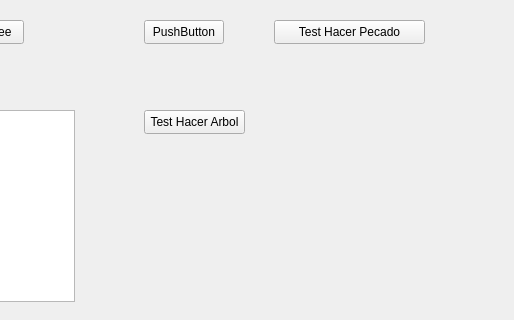
Above: BienVsMal/mainwindow.ui from arty4325/IC2001-BienVsMal before the change; both pictures show x 286 to 800 and y 0 to 320 of the 800 by 600 pixel window. Below: the same form after it.
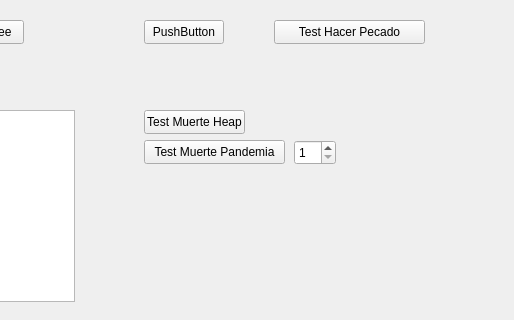
That is the form after the change.

Commit message: Muerte Pandemia

The edit to the form file:
```diff
--- a/BienVsMal/mainwindow.ui
+++ b/BienVsMal/mainwindow.ui
@@ -109,7 +109,36 @@
      </rect>
     </property>
     <property name="text">
-     <string>Test Hacer Arbol</string>
+     <string>Test Muerte Heap</string>
+    </property>
+   </widget>
+   <widget class="QPushButton" name="pushButton_6">
+    <property name="geometry">
+     <rect>
+      <x>430</x>
+      <y>140</y>
+      <width>141</width>
+      <height>24</height>
+     </rect>
+    </property>
+    <property name="text">
+     <string>Test Muerte Pandemia</string>
+    </property>
+   </widget>
+   <widget class="QSpinBox" name="spinBox_2">
+    <property name="geometry">
+     <rect>
+      <x>580</x>
+      <y>140</y>
+      <width>42</width>
+      <height>25</height>
+     </rect>
+    </property>
+    <property name="minimum">
+     <number>1</number>
+    </property>
+    <property name="maximum">
+     <number>100</number>
     </property>
    </widget>
   </widget>
```
The commit also changes 13 other files.
